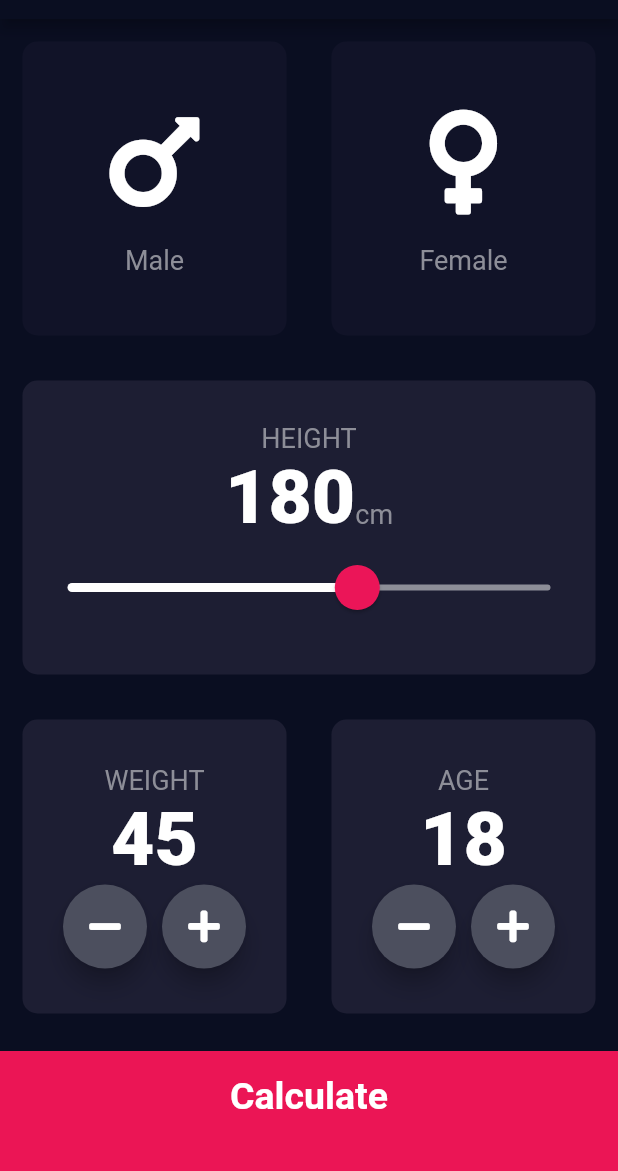
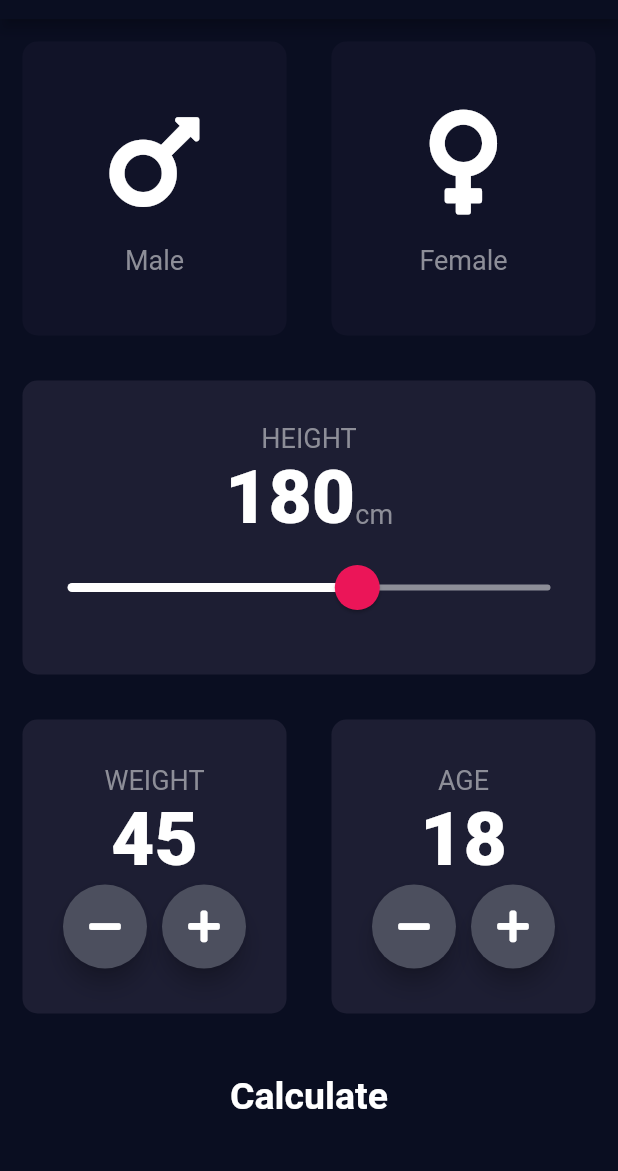
Before and after one commit to yousaf753/bmi_calculator, a Flutter app: the screen it shows after launch, on a phone screen of 412 x 824 dp, the part 65-1236 px from its top. Run offline on Flutter 3.47's test engine with Material 2 defaults, Android fonts, the phone set to English and light mode, and no system bars; our stand-ins replace font_awesome_flutter.

Commit message:
bottom_button change

```diff
--- a/lib/components/bottom_button.dart
+++ b/lib/components/bottom_button.dart
@@ -22,10 +22,9 @@ class BottomButton extends StatelessWidget {
             style: kLargeButtonTextStyle,
           ),
         ),
-        color: kBottomContainerColour,
+
         margin: EdgeInsets.only(top: 10.0),
         padding: EdgeInsets.only(bottom: 20.0),
-        width: double.infinity,
         height: kBottomContainerHeight,
       ),
     );
```
